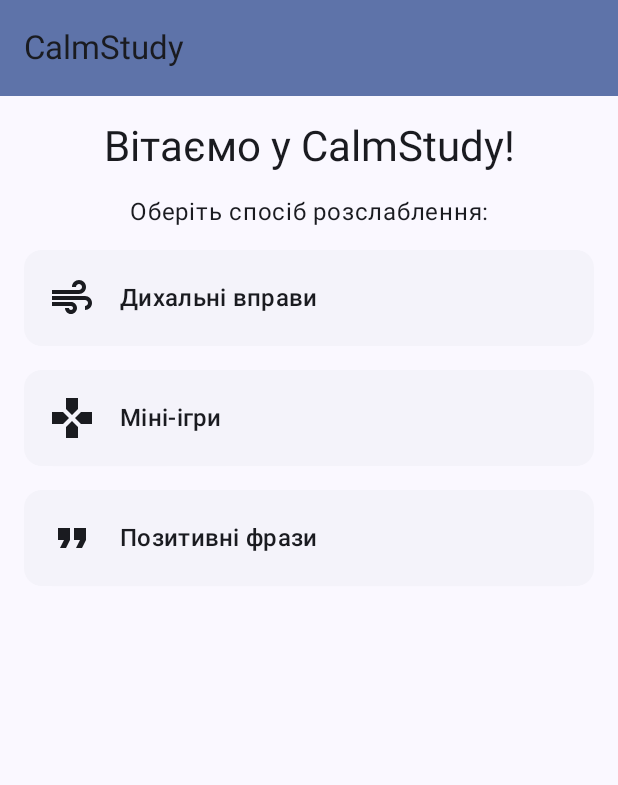
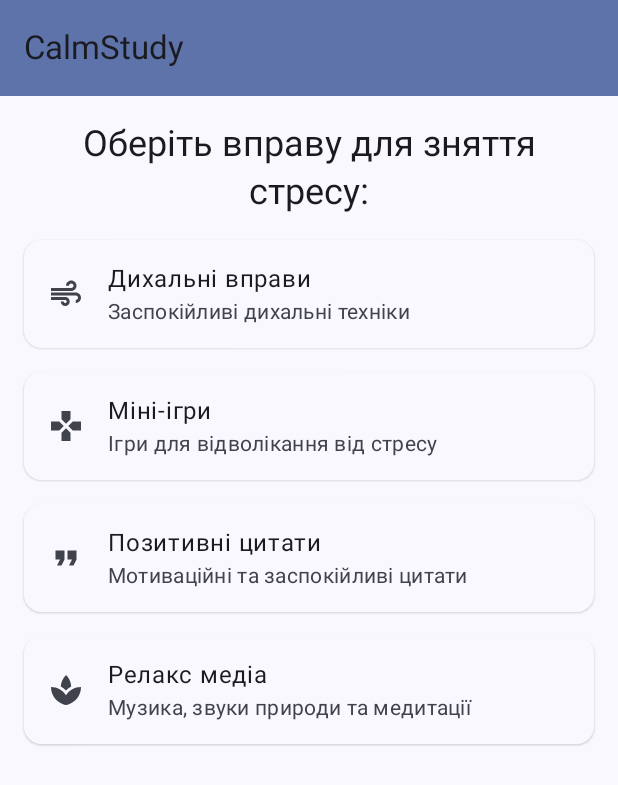
Before and after one commit to Browti/CalmStudy, an Android app built with Jetpack Compose: the screen it shows after launch (MainActivity), on a phone screen of 412 x 824 dp. Shown: the top 785 px of the screen. Run offline under Robolectric (Android 15) with nearby library versions, the phone set to English and light mode, and no system bars.

Commit message:
Many changes

```diff
--- a/app/src/main/java/com/example/calmstudy/MainActivity.kt
+++ b/app/src/main/java/com/example/calmstudy/MainActivity.kt
@@ -37,6 +37,9 @@ class MainActivity : ComponentActivity() {
                         composable("quotes") {
                             PositiveQuotesScreen(navController)
                         }
+                        composable("relax") {
+                            RelaxMediaScreen(navController)
+                        }
                     }
                 }
             }
--- a/app/src/main/java/com/example/calmstudy/ui/screens/HomeScreen.kt
+++ b/app/src/main/java/com/example/calmstudy/ui/screens/HomeScreen.kt
@@ -33,14 +33,8 @@ fun HomeScreen(navController: NavController) {
             verticalArrangement = Arrangement.spacedBy(16.dp)
         ) {
             Text(
-                text = "Вітаємо у CalmStudy!",
-                style = MaterialTheme.typography.headlineMedium,
-                textAlign = TextAlign.Center
-            )
-
-            Text(
-                text = "Оберіть спосіб розслаблення:",
-                style = MaterialTheme.typography.bodyLarge,
+                text = "Оберіть вправу для зняття стресу:",
+                style = MaterialTheme.typography.headlineSmall,
                 textAlign = TextAlign.Center
             )
 
@@ -48,69 +42,44 @@ fun HomeScreen(navController: NavController) {
                 onClick = { navController.navigate("breathing") },
                 modifier = Modifier.fillMaxWidth()
             ) {
-                Row(
-                    modifier = Modifier
-                        .padding(16.dp)
-                        .fillMaxWidth(),
-                    verticalAlignment = Alignment.CenterVertically
-                ) {
-                    Icon(
-                        imageVector = Icons.Default.Air,
-                        contentDescription = "Дихальні вправи",
-                        modifier = Modifier.size(32.dp)
-                    )
-                    Spacer(modifier = Modifier.width(16.dp))
-                    Text(
-                        text = "Дихальні вправи",
-                        style = MaterialTheme.typography.titleMedium
-                    )
-                }
+                ListItem(
+                    headlineContent = { Text("Дихальні вправи") },
+                    supportingContent = { Text("Заспокійливі дихальні техніки") },
+                    leadingContent = { Icon(Icons.Default.Air, contentDescription = null) }
+                )
             }
 
             ElevatedCard(
                 onClick = { navController.navigate("games") },
                 modifier = Modifier.fillMaxWidth()
             ) {
-                Row(
-                    modifier = Modifier
-                        .padding(16.dp)
-                        .fillMaxWidth(),
-                    verticalAlignment = Alignment.CenterVertically
-                ) {
-                    Icon(
-                        imageVector = Icons.Default.Games,
-                        contentDescription = "Міні-ігри",
-                        modifier = Modifier.size(32.dp)
-                    )
-                    Spacer(modifier = Modifier.width(16.dp))
-                    Text(
-                        text = "Міні-ігри",
-                        style = MaterialTheme.typography.titleMedium
-                    )
-                }
+                ListItem(
+                    headlineContent = { Text("Міні-ігри") },
+                    supportingContent = { Text("Ігри для відволікання від стресу") },
+                    leadingContent = { Icon(Icons.Default.Games, contentDescription = null) }
+                )
             }
 
             ElevatedCard(
                 onClick = { navController.navigate("quotes") },
                 modifier = Modifier.fillMaxWidth()
             ) {
-                Row(
-                    modifier = Modifier
-                        .padding(16.dp)
-                        .fillMaxWidth(),
-                    verticalAlignment = Alignment.CenterVertically
-                ) {
-                    Icon(
-                        imageVector = Icons.Default.FormatQuote,
-                        contentDescription = "Позитивні фрази",
-                        modifier = Modifier.size(32.dp)
-                    )
-                    Spacer(modifier = Modifier.width(16.dp))
-                    Text(
-                        text = "Позитивні фрази",
-                        style = MaterialTheme.typography.titleMedium
-                    )
-                }
+                ListItem(
+                    headlineContent = { Text("Позитивні цитати") },
+                    supportingContent = { Text("Мотиваційні та заспокійливі цитати") },
+                    leadingContent = { Icon(Icons.Default.FormatQuote, contentDescription = null) }
+                )
+            }
+
+            ElevatedCard(
+                onClick = { navController.navigate("relax") },
+                modifier = Modifier.fillMaxWidth()
+            ) {
+                ListItem(
+                    headlineContent = { Text("Релакс медіа") },
+                    supportingContent = { Text("Музика, звуки природи та медитації") },
+                    leadingContent = { Icon(Icons.Default.Spa, contentDescription = null) }
+                )
             }
         }
     }
```
Also changed, not shown: app/src/main/java/com/example/calmstudy/ui/screens/RelaxMediaScreen.kt (added, +227 -0 lines).
